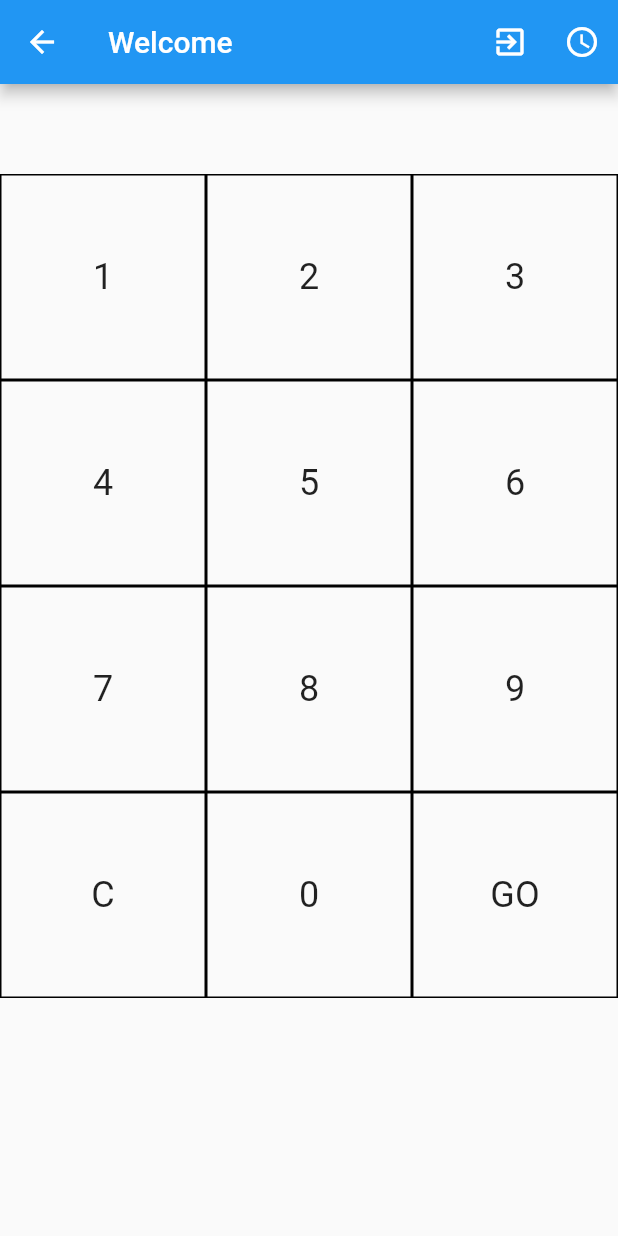
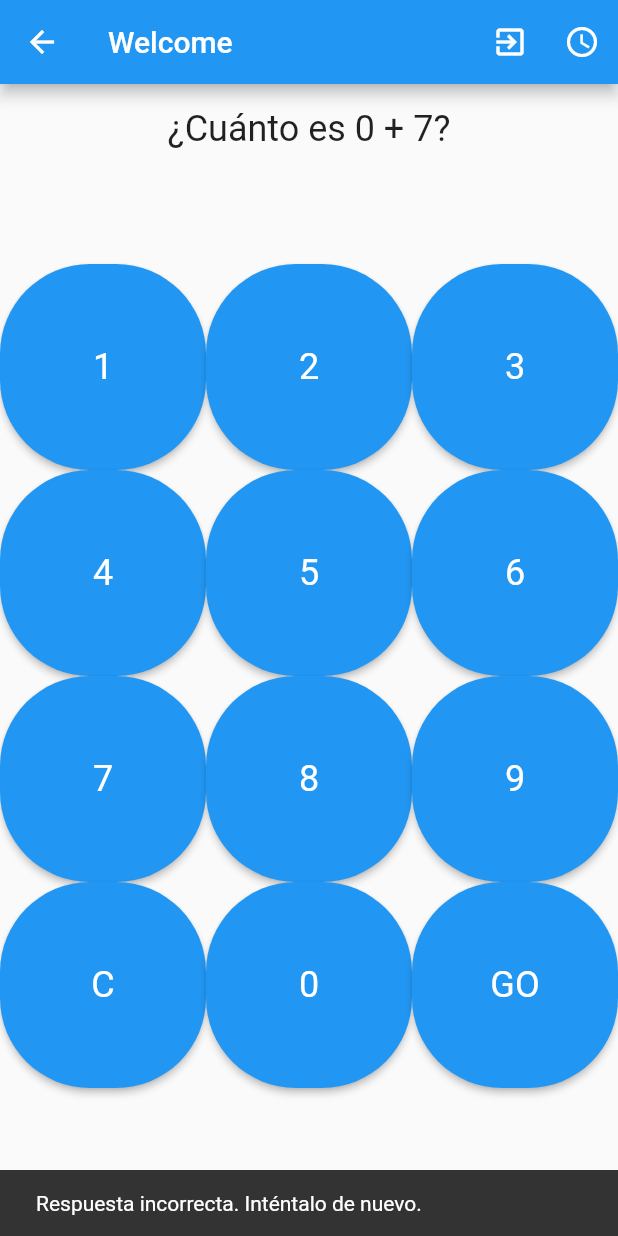
Before and after one commit to Oetam05/Movil_classProject, a Flutter app: the UserListPage screen opened directly, after a tap on "GO", on a phone screen of 412 x 824 dp. Run offline on Flutter 3.47's test engine with Material 2 defaults, Android fonts, the phone set to English and light mode, and no system bars; our stand-ins replace get, loggy; accounts and stored records are empty; network calls fail.

Commit message:
Se implemto la suma

```diff
--- a/lib/domain/repositories/repository.dart
+++ b/lib/domain/repositories/repository.dart
@@ -10,7 +10,7 @@ class Repository {
 
   // the base url of the API should end without the /
   final String _baseUrl =
-      'http://ip172-19-0-33-ck342ossnmng00d0h1c0-8000.direct.labs.play-with-docker.com';
+      'http://ip172-18-0-30-ck3sub4snmng00eh7mpg-8000.direct.labs.play-with-docker.com';
 
   Repository() {
     _authenticationDataSource = AuthenticationDatatasource();
--- a/lib/ui/controller/calculator_controller.dart
+++ b/lib/ui/controller/calculator_controller.dart
@@ -1,7 +1,20 @@
 import 'package:get/get.dart';
+import 'dart:math';
 
 class CalculatorController extends GetxController {
   var userInput = ''.obs;
+  var random1 = 0.obs;
+  var random2 = 0.obs;
+
+  void generateRandomNumbers() {
+    final random = Random();
+    random1.value = random.nextInt(10);
+    random2.value = random.nextInt(10);
+  }
+
+  int calculateSum() {
+    return random1.value + random2.value;
+  }
 
   void addToInput(String value) {
     userInput.value += value;
--- a/lib/ui/pages/content/user_list_page.dart
+++ b/lib/ui/pages/content/user_list_page.dart
@@ -18,6 +18,14 @@ class _UserListPageState extends State<UserListPage> {
   final CalculatorController calculatorController =
       Get.put(CalculatorController());
 
+  @override
+  void initState() {
+    super.initState();
+    calculatorController
+        .generateRandomNumbers(); // Genera nuevos números aleatorios cada vez que entras a la pantalla
+    calculatorController.clearInput();
+  }
+
   _logout() async {
     try {
       await authenticationController.logOut();
@@ -25,6 +33,15 @@ class _UserListPageState extends State<UserListPage> {
       logInfo(e);
     }
   }
+
+  final buttonStyle = ElevatedButton.styleFrom(
+    foregroundColor: Colors.white, backgroundColor: Colors.blue,
+    shape: RoundedRectangleBorder(
+      borderRadius:
+          BorderRadius.circular(60.0), // Radio de borde (20.0 para redondear)
+    ),
+    textStyle: const TextStyle(fontSize: 24.0), // Tamaño del texto
+  );
 
   @override
   Widget build(BuildContext context) {
@@ -45,6 +62,13 @@ class _UserListPageState extends State<UserListPage> {
         children: [
           Padding(
             padding: const EdgeInsets.all(16.0),
+            child: Obx(() =>Text(
+              '¿Cuánto es ${calculatorController.random1.value} + ${calculatorController.random2.value}?',
+              style: const TextStyle(fontSize: 24.0),
+            )),
+          ),
+          Padding(
+            padding: const EdgeInsets.all(16.0),
             child: Obx(() => Text(
                   calculatorController.userInput.value,
                   style: const TextStyle(fontSize: 24.0),
@@ -59,22 +83,39 @@ class _UserListPageState extends State<UserListPage> {
               itemBuilder: (BuildContext context, int index) {
                 final numero = index + 1;
                 return GestureDetector(
-                  onTap: () {
+                  onTap: () {},
+                  child: ElevatedButton(
+                    style: buttonStyle, // Aplica el estilo personalizado
+                    onPressed: () {
+                      // Agrega la lógica de escritura en el campo de texto
                       if (numero == 10) {
                         calculatorController.clearInput();
                       } else if (numero == 11) {
                         calculatorController.addToInput('0');
                       } else if (numero == 12) {
                         // Lógica para el botón 'GO'
+                        final respuesta =
+                            int.tryParse(calculatorController.userInput.value);
+                        final suma = calculatorController.calculateSum();
+                        final esCorrecta =
+                            respuesta != null && respuesta == suma;
+
+                        final snackbar = SnackBar(
+                          content: Text(esCorrecta
+                              ? '¡Respuesta correcta!'
+                              : 'Respuesta incorrecta. Inténtalo de nuevo.'),
+                        );
+
+                        ScaffoldMessenger.of(context).showSnackBar(snackbar);
+                        if(esCorrecta){
+                          calculatorController.generateRandomNumbers();
+                        }
+                        // Limpia la entrada
+                        calculatorController.clearInput();
                       } else {
                         calculatorController.addToInput('$numero');
                       }
                     },
-                  child: Container(
-                    decoration: BoxDecoration(
-                      border: Border.all(),
-                    ),
-                    alignment: Alignment.center,
                     child: Text(
                       numero == 10
                           ? 'C'
@@ -83,7 +124,6 @@ class _UserListPageState extends State<UserListPage> {
                               : numero == 12
                                   ? 'GO'
                                   : '$numero',
-                      style: const TextStyle(fontSize: 24.0),
                     ),
                   ),
                 );
```
Lines whose indentation alone changed are shown as unchanged.
